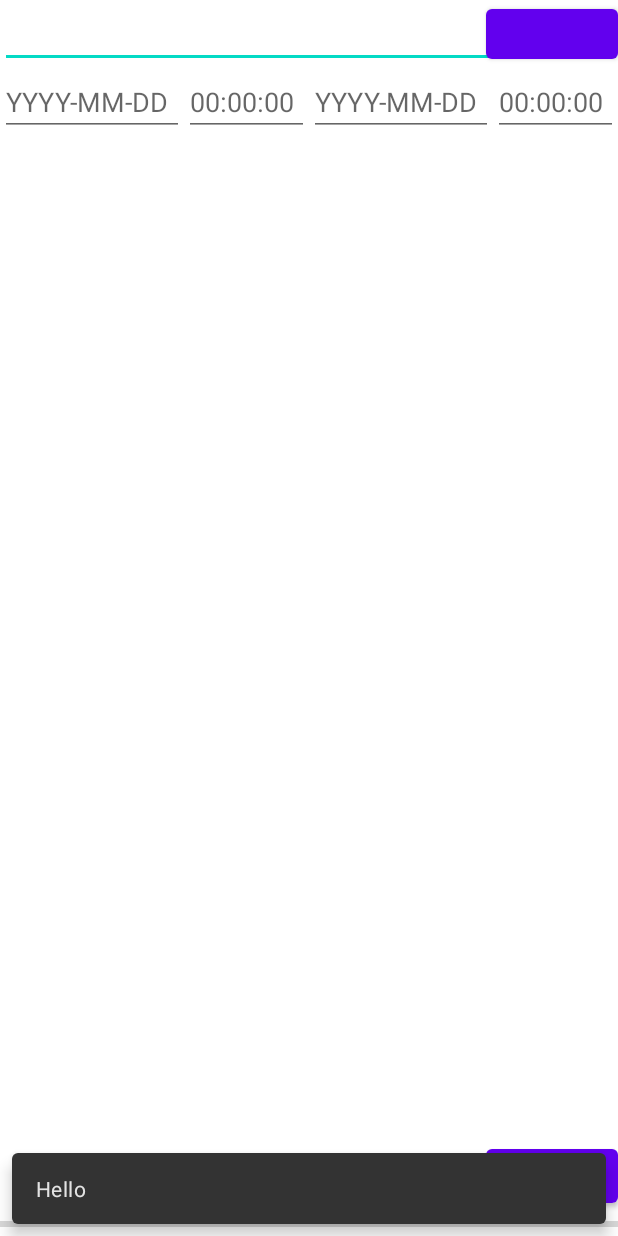
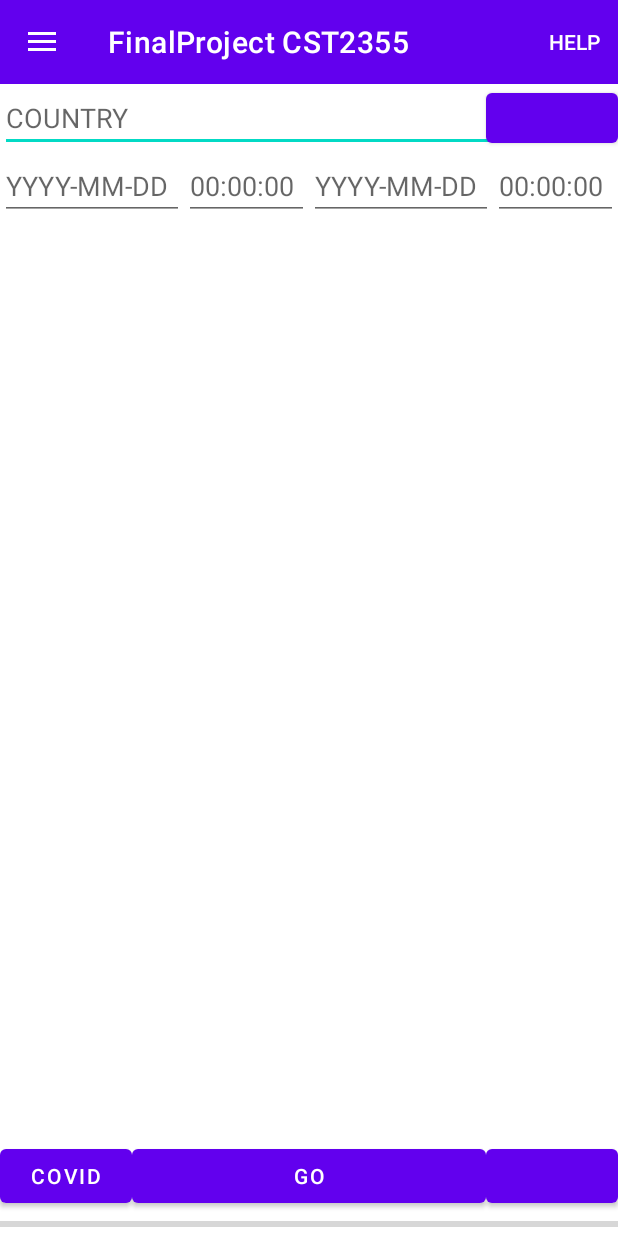
Before and after one commit to MikeHansen45/FinalProject, an Android app: the CovidData screen opened directly, with no data from a screen before it, after a tap on an icon or button, on a phone screen of 412 x 824 dp. Run offline under Robolectric (Android 15) with nearby library versions, the phone set to English and light mode, and no system bars; 1 other tap on this screen came first.

Commit message:
Cleaned up

```diff
--- a/app/src/main/AndroidManifest.xml
+++ b/app/src/main/AndroidManifest.xml
@@ -11,7 +11,9 @@
         android:roundIcon="@mipmap/ic_launcher_round"
         android:supportsRtl="true"
         android:theme="@style/Theme.FinalProject">
-        <activity android:name=".activity_tktmstr_saved"></activity>
+        <activity android:name=".CovidEmpty"></activity>
+        <activity android:name=".CovidSavedDate" />
+        <activity android:name=".activity_tktmstr_saved" />
         <activity android:name=".CovidData" />
         <activity android:name=".TicketMasterActivity" />
         <activity android:name=".RecipeFavourites" />
--- a/app/src/main/java/com/example/finalproject/CovidData.java
+++ b/app/src/main/java/com/example/finalproject/CovidData.java
@@ -1,12 +1,16 @@
-package com.example.finalproject;
+ package com.example.finalproject;
 
 import androidx.annotation.NonNull;
 import androidx.appcompat.app.ActionBarDrawerToggle;
 import androidx.appcompat.app.AlertDialog;
 import androidx.appcompat.app.AppCompatActivity;
 
+import android.content.ContentValues;
 import android.content.Context;
+import android.content.Intent;
 import android.content.SharedPreferences;
+import android.database.Cursor;
+import android.database.sqlite.SQLiteDatabase;
 import android.os.AsyncTask;
 import android.os.Bundle;
 import android.text.TextUtils;
@@ -46,9 +50,11 @@ public class CovidData extends MainActivity {
     String countryCode;
     String province;
     String city;
+    String date;
+    long id;
     int cases;
     SharedPreferences cvprefs = null;
-    CovidOpener cp;
+    SQLiteDatabase cdb;
 
     @Override
     protected void onCreate(Bundle savedInstanceState) {
@@ -57,6 +63,8 @@ public class CovidData extends MainActivity {
 
         Button Covidbtn = findViewById(R.id.Covbtn);
         Button CovSearchbtn = findViewById(R.id.Resultbtn);
+        Button Gotobtn = findViewById(R.id.gotobtn);
+        Button clearbtn = findViewById(R.id.clearbtn);
         ListView Covidlist = findViewById(R.id.Covlist);
         EditText edt = findViewById(R.id.cvedt);
         EditText edtd = findViewById(R.id.dateedt);
@@ -65,13 +73,15 @@ public class CovidData extends MainActivity {
         EditText edtt2 = findViewById(R.id.timeedt2);
         Covidlist.setAdapter(CovAdt);
 
+        //loadDataFromCovidDatabase();
+
         cvprefs = getSharedPreferences("Input_Data", Context.MODE_PRIVATE);
         String cvsavedString = cvprefs.getString("COUNTRY", "");
 
        edt.setText(cvsavedString);
 
         //Set the toolbar
-        /*Toolbar myToolbar = findViewById(R.id.toolbar);
+        Toolbar myToolbar = findViewById(R.id.toolbar);
         setSupportActionBar(myToolbar);
 
         //For NavigationDrawer
@@ -81,14 +91,19 @@ public class CovidData extends MainActivity {
         toggle.syncState();
 
         NavigationView nav = findViewById(R.id.nav_view);
-        nav.setNavigationItemSelectedListener(this);*/
+        nav.setNavigationItemSelectedListener(this);
 
         CovSearchbtn.setOnClickListener(click -> {
             //Declare and execute a search query
-            //CovArray.clear();
+            CovArray.clear();
+            String ec = edt.getText().toString();
             CovidQuery cq = new CovidQuery();
-            cq.execute("https://api.covid19api.com/country/" + edt.getText() + "/status/confirmed/live?from=2020-10-14T00:00:00Z&to=2020-10-15T00:00:00Z");
+            if (ec.isEmpty()) {
+            cq.execute("https://api.covid19api.com/country/CANADA/status/confirmed/live?from=2020-10-14T00:00:00Z&to=2020-10-15T00:00:00Z");}
+            else{
+            cq.execute("https://api.covid19api.com/country/" + ec +"/status/confirmed/live?from=2020-10-14T00:00:00Z&to=2020-10-15T00:00:00Z");}
             //cq.execute("https://api.covid19api.com/country/" +edt.getText()+ "/status/confirmed/live?from=" +edtd.getText()+ "T" +edtt.getText()+ "Z&to=" +edtd2.getText()+ "T" +edtt2.getText()+ "Z");
+
             CovAdt.notifyDataSetChanged();
 
             //Saves the query from the edit text into the file
@@ -98,7 +113,7 @@ public class CovidData extends MainActivity {
             editor.apply();
         });
 
-        Covidbtn.setOnClickListener(click -> {
+       Covidbtn.setOnClickListener(click -> {
             Snackbar.make(Covidbtn, "Hello", Snackbar.LENGTH_LONG).show();//Creates snackbar with long lenght
             Toast.makeText(this, "Hello - Toast", Toast.LENGTH_SHORT).show();//Creates toast with short duration
         });
@@ -106,10 +121,14 @@ public class CovidData extends MainActivity {
 
         Covidlist.setOnItemClickListener((parent, view, position, id) -> {
             //Creating alert
+            Covid cvpos = CovArray.get(position);
             AlertDialog.Builder alert = new AlertDialog.Builder(this);
-            alert.setTitle(getString(R.string.cvalert_t))
+           /* alert.setTitle(getString(R.string.cvalert_t))
                     .setMessage(getString(R.string.cvalert_mess))
-                    .setNegativeButton(getString(R.string.cvalert_negative), (click, arg) -> {})//Cancels the alert
+                    .setNegativeButton(getString(R.string.cvalert_negative), (click, arg) -> {})//Cancels the alert*/
+            alert.setTitle("Information")
+                    .setMessage("There are "+cvpos.cases+" cases in "+cvpos.country+", "+cvpos.displayCityProvince()+" as of "+cvpos.convertDate())
+                    .setNegativeButton(("Close"), (click, arg) -> {})
                     .create().show();
         });
 
@@ -117,11 +136,26 @@ public class CovidData extends MainActivity {
         cq.execute("https://api.covid19api.com/country/CANADA/status/confirmed/live?from=2020-10-14T00:00:00Z&to=2020-10-15T00:00:00ZV");
         CovAdt.notifyDataSetChanged();*/
         Covidlist.setAdapter(CovAdt);
+
+
+        Gotobtn.setOnClickListener(click -> {
+
+            Intent phonefm = new Intent(CovidData.this, CovidSavedDate.class);
+            startActivity(phonefm);
+        });
+
+        clearbtn.setOnClickListener(click ->{
+            CovArray.clear();
+            edt.setText("");edtd.setText("");edtd2.setText("");edtt.setText("");edtt2.setText("");
+        });
     }
 
-   /* @Override
+   @Override
     public boolean onCreateOptionsMenu(Menu menu){
-        return super.onCreateOptionsMenu(menu);
+        super.onCreateOptionsMenu(menu);
+       MenuItem helpButton = menu.findItem(R.id.menu1);
+       helpButton.setVisible(true);
+       return true;
     }
 
     @Override
@@ -132,12 +166,11 @@ public class CovidData extends MainActivity {
     @Override
     public boolean onOptionsItemSelected(@NonNull MenuItem item){
         return super.onOptionsItemSelected(item);
-    }*/
+    }
 
     public class CovidQuery extends AsyncTask<String, Integer, String>{
 
-        @Override
-        protected String doInBackground(String... strings) {
+        public String doInBackground(String... strings) {
             try{
                 URL covurl = new URL(strings[0]);
                 //Create connection
@@ -165,13 +198,51 @@ public class CovidData extends MainActivity {
                 province = obj.getString("Province");
                 city = obj.getString("City");
                 cases = obj.getInt("Cases");
-                    CovArray.add(new Covid(countryCode, province, city, cases));
+                date = obj.getString("Date");
+                    CovArray.add(new Covid(country, countryCode, province, city, cases, date, id));
                 }
 
             } catch (Exception e) {
                 e.printStackTrace();
             }
             return null;
+        }
+
+
+    public void onProgressUpdate(Integer ... value){
+
+    }
+
+    public void onPostExecute(String fromDoInBackground){
+        CovAdt.notifyDataSetChanged();
+    }
+    }
+
+    public void loadDataFromCovidDatabase(){
+        CovidOpener cpHelper = new CovidOpener(this);
+        cdb = cpHelper.getWritableDatabase();
+
+        String [] columns = {CovidOpener.COL_COUNTRYCODE, CovidOpener.COL_PROVINCE, CovidOpener.COL_CITY, CovidOpener.COL_CASES, CovidOpener.COL_DATE};
+
+        Cursor results = cdb.query(false, CovidOpener.TABLE_NAME, columns, null, null, null, null, null, null);
+
+        int countryColIndex = results.getColumnIndex(CovidOpener.COL_COUNTRY);
+        int countryCodeColIndex = results.getColumnIndex(CovidOpener.COL_COUNTRYCODE);
+        int provinceColIndex = results.getColumnIndex(CovidOpener.COL_PROVINCE);
+        int cityColIndex = results.getColumnIndex(CovidOpener.COL_CITY);
+        int casesColIndex = results.getColumnIndex(CovidOpener.COL_CASES);
+        int dateColIndex = results.getColumnIndex(CovidOpener.COL_DATE);
+        int idColIndex = results.getColumnIndex(CovidOpener.COL_ID);
+
+        while(results.moveToNext()){
+            country = results.getString(countryColIndex);
+            countryCode = results.getString(countryCodeColIndex);
+            province = results.getString(provinceColIndex);
+            city = results.getString(cityColIndex);
+            cases = results.getInt(casesColIndex);
+            date = results.getString(dateColIndex);
+            id = results.getLong(idColIndex);
+            CovArray.add(new Covid(country, countryCode, province, city, cases, date, id));
         }
     }
 
@@ -189,7 +260,7 @@ public class CovidData extends MainActivity {
 
         @Override
         public long getItemId(int position) {
-            return position;
+            return getItem(position).getId();
         }
 
         @Override
--- a/app/src/main/res/layout/activity_covid_data.xml
+++ b/app/src/main/res/layout/activity_covid_data.xml
@@ -1,12 +1,29 @@
 <?xml version="1.0" encoding="utf-8"?>
-<RelativeLayout xmlns:android="http://schemas.android.com/apk/res/android"
+<LinearLayout xmlns:android="http://schemas.android.com/apk/res/android"
     xmlns:app="http://schemas.android.com/apk/res-auto"
     xmlns:tools="http://schemas.android.com/tools"
     android:layout_width="match_parent"
     android:layout_height="match_parent"
     tools:context=".CovidData"
-    android:orientation="horizontal">
+    android:orientation="vertical">
 
+    <androidx.appcompat.widget.Toolbar
+        android:id="@+id/toolbar"
+        android:layout_width="match_parent"
+        android:layout_height="wrap_content"
+        android:background="?attr/colorPrimary"
+        android:minHeight="?attr/actionBarSize"
+        android:theme="?attr/actionBarTheme"/>
+
+    <androidx.drawerlayout.widget.DrawerLayout
+        android:id="@+id/drawer_layout"
+        android:layout_width="match_parent"
+        android:layout_height="match_parent"
+        tools:openDrawer="start">
+
+    <RelativeLayout
+        android:layout_width="wrap_content"
+        android:layout_height="wrap_content">
 
     <ListView
         android:id="@+id/Covlist"
@@ -16,26 +33,19 @@
         android:layout_below="@id/lineedt"/>
 
     <Button
-        android:id="@+id/Covbtn"
-        android:layout_width="wrap_content"
-        android:layout_height="wrap_content"
-        android:layout_alignParentEnd="true"
-        android:text="covid"
-        android:layout_above="@id/Covpgbar"/>
-
-    <Button
         android:id="@+id/Resultbtn"
         android:layout_width="wrap_content"
         android:layout_height="wrap_content"
         android:layout_alignParentEnd="true"
         android:layout_above="@id/lineedt"/>
 
+
     <EditText
         android:id="@+id/cvedt"
         android:layout_width="match_parent"
         android:layout_height="wrap_content"
         android:layout_alignParentTop="true"
-        android:hint="@string/covid_country"
+        android:hint="COUNTRY"
         android:inputType="textCapCharacters" />
 
         <LinearLayout
@@ -82,6 +92,34 @@
 
     </LinearLayout>
 
+        <LinearLayout
+            android:id="@+id/btnlyt"
+            android:layout_width="match_parent"
+            android:layout_height="wrap_content"
+            android:orientation="horizontal"
+            android:layout_above="@id/Covpgbar">
+
+        <Button
+            android:id="@+id/Covbtn"
+            android:layout_width="wrap_content"
+            android:layout_height="wrap_content"
+            android:text="covid"/>
+
+            <Button
+                android:id="@+id/gotobtn"
+                android:layout_width="match_parent"
+                android:layout_height="wrap_content"
+                android:layout_weight="1"
+                android:text="go"/>
+
+            <Button
+                android:id="@+id/clearbtn"
+                android:layout_width="wrap_content"
+                android:layout_height="wrap_content"
+                />
+
+        </LinearLayout>
+
     <ProgressBar
         android:id="@+id/Covpgbar"
         style="?android:attr/progressBarStyleHorizontal"
@@ -90,3 +128,16 @@
         android:layout_alignParentBottom="true"/>
 
     </RelativeLayout>
+
+    <com.google.android.material.navigation.NavigationView
+        android:layout_width="wrap_content"
+        android:layout_height="match_parent"
+        android:layout_gravity="start"
+        android:fitsSystemWindows="true"
+        app:headerLayout="@layout/header_layout"
+        app:menu="@menu/nav_menu"
+        android:id="@+id/nav_view"/>
+
+</androidx.drawerlayout.widget.DrawerLayout>
+
+</LinearLayout>
--- a/app/src/main/res/layout/covid_data_row.xml
+++ b/app/src/main/res/layout/covid_data_row.xml
@@ -8,6 +8,7 @@
         android:id="@+id/coviddatatv"
         android:layout_width="wrap_content"
         android:layout_height="wrap_content"
+        android:textSize="20sp"
         android:layout_alignParentLeft="true"
         />
 
```
Also changed, not shown: app/src/main/java/com/example/finalproject/Covid.java (+33 -4 lines). Lines whose indentation alone changed are shown as unchanged.
